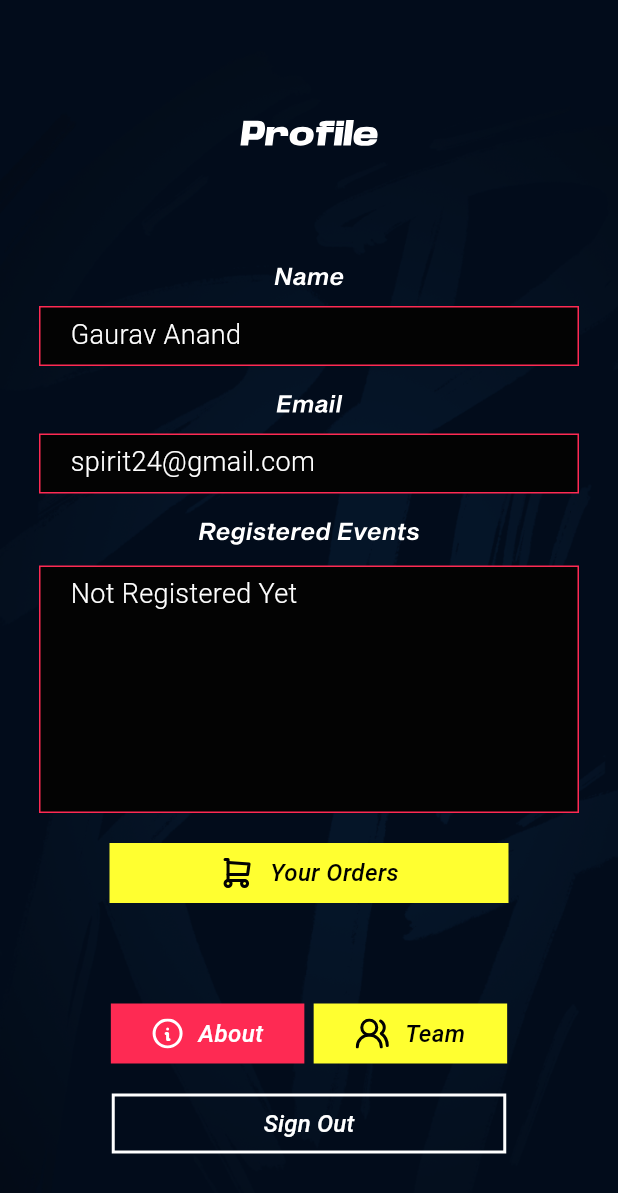
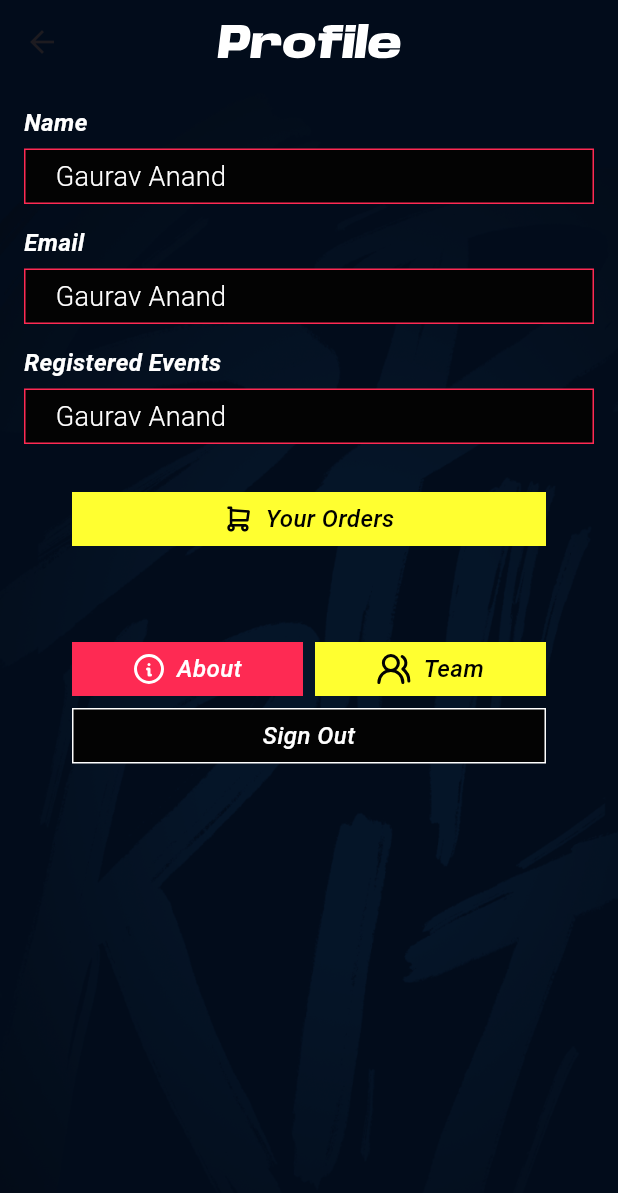
Before and after one commit to Himadri2041/spirit_app_h, a Flutter app: the Profile screen opened directly, on a phone screen of 412 x 824 dp. Shown: the top 1193 px of the screen. Run offline on Flutter 3.47's test engine with Material 3 defaults, Android fonts, the phone set to English and light mode, and no system bars; our stand-ins replace carousel_slider, flutter_svg; Roboto replaces fonts that are missing (Sequel Sans).

Commit message:
profile tab basic ui

```diff
--- a/lib/pages/profile/profile_tab.dart
+++ b/lib/pages/profile/profile_tab.dart
@@ -1,87 +1,218 @@
 import 'package:flutter/material.dart';
 import 'package:flutter_svg/flutter_svg.dart';
-import 'package:spirit_app/pages/profile/widgets/buttons.dart';
 import 'package:spirit_app/utils/assets.dart';
 import 'package:spirit_app/utils/styles/colors.dart';
 import 'package:spirit_app/utils/styles/styles.dart';
 
-class Profile extends StatefulWidget {
+class Profile extends StatelessWidget {
   const Profile({super.key});
 
   @override
-  State<Profile> createState() => _ProfileState();
-}
-
-class _ProfileState extends State<Profile> {
-  @override
   Widget build(BuildContext context) {
+    final size = MediaQuery.sizeOf(context);
     return Scaffold(
       backgroundColor: AppColors.backgroundColor,
-      body: Stack(
+      appBar: AppBar(
+        backgroundColor: AppColors.backgroundColor,
+        title: SvgPicture.asset(Assets.profiletitle, height: 24),
+        centerTitle: true,
+      ),
+      body: SizedBox(
+        height: size.height,
+        child: Stack(
           children: [
             Positioned.fill(
-            child: Image.asset(Assets.backgroundFrame, fit: BoxFit.cover),),
-          Column(
+              child: Image.asset(Assets.backgroundFrame, fit: BoxFit.cover),
+            ),
+            SingleChildScrollView(
+              physics: const BouncingScrollPhysics(),
+              padding: const EdgeInsets.symmetric(horizontal: 16),
+              child: Column(
+                mainAxisAlignment: MainAxisAlignment.start,
+                crossAxisAlignment: CrossAxisAlignment.start,
                 children: [
-              SizedBox(height: 80,),
-              Center(
-                child: SvgPicture.asset(Assets.profiletitle),
+                  const SizedBox(height: 16),
+                  Text(
+                    "Name",
+                    style: AppStyles.m4.copyWith(
+                      fontWeight: FontWeight.w700,
+                      fontStyle: FontStyle.italic,
+                      color: AppColors.white,
                     ),
-              SizedBox(height:80,),
-              SvgPicture.asset(Assets.nametitle),
-              SizedBox(height: 13,),
+                  ),
+                  const SizedBox(height: 8),
                   Container(
-                width: 360,
-                height: 40,
-                decoration:BoxDecoration(
+                    width: double.infinity,
+                    decoration: BoxDecoration(
                       color: AppColors.blank,
-                    border: Border.all(color: AppColors.primaryColor)
+                      border: Border.all(
+                        color: AppColors.primaryColor,
                       ),
-                padding: EdgeInsets.symmetric(vertical: 7,horizontal: 20),
-                child: Text("Gaurav Anand",style: AppStyles.l1.setColor(Colors.white).setFontSize(18),),
                     ),
-              SizedBox(height: 19,),
-              SvgPicture.asset(Assets.emailtitle),
-              SizedBox(height: 13,),
+                    padding: const EdgeInsets.symmetric(
+                      vertical: 7,
+                      horizontal: 20,
+                    ),
+                    child: Text(
+                      "Gaurav Anand",
+                      style: AppStyles.l1.setColor(Colors.white).setFontSize(18),
+                    ),
+                  ),
+                  const SizedBox(height: 16),
+                  Text(
+                    "Email",
+                    style: AppStyles.m4.copyWith(
+                      fontWeight: FontWeight.w700,
+                      fontStyle: FontStyle.italic,
+                      color: AppColors.white,
+                    ),
+                  ),
+                  const SizedBox(height: 8),
                   Container(
-                width: 360,
-                height: 40,
-                decoration:BoxDecoration(
+                    width: double.infinity,
+                    decoration: BoxDecoration(
                       color: AppColors.blank,
-                    border: Border.all(color: AppColors.primaryColor)
+                      border: Border.all(
+                        color: AppColors.primaryColor,
                       ),
-                padding: EdgeInsets.symmetric(vertical: 7,horizontal: 20),
-                child: Text("spirit24@gmail.com",style: AppStyles.l1.setColor(Colors.white).setFontSize(18),),
                     ),
-              SizedBox(height: 19,),
-              SvgPicture.asset(Assets.eventtitle),
-              SizedBox(height: 13,),
+                    padding: const EdgeInsets.symmetric(
+                      vertical: 7,
+                      horizontal: 20,
+                    ),
+                    child: Text(
+                      "Gaurav Anand",
+                      style: AppStyles.l1.setColor(Colors.white).setFontSize(18),
+                    ),
+                  ),
+                  const SizedBox(height: 16),
+                  Text(
+                    "Registered Events",
+                    style: AppStyles.m4.copyWith(
+                      fontWeight: FontWeight.w700,
+                      fontStyle: FontStyle.italic,
+                      color: AppColors.white,
+                    ),
+                  ),
+                  const SizedBox(height: 8),
                   Container(
-                width: 360,
-                height: 165,
-                decoration:BoxDecoration(
+                    width: double.infinity,
+                    decoration: BoxDecoration(
                       color: AppColors.blank,
-                    border: Border.all(color: AppColors.primaryColor)
+                      border: Border.all(
+                        color: AppColors.primaryColor,
                       ),
-                padding: EdgeInsets.symmetric(vertical: 7,horizontal: 20),
-                child: Text("Not Registered Yet",style: AppStyles.l1.setColor(Colors.white).setFontSize(18),),
                     ),
-              SizedBox(height: 20,),
-              Buttons.Orders,
-              SizedBox(height: 67,),
-              Row(
+                    padding: const EdgeInsets.symmetric(
+                      vertical: 7,
+                      horizontal: 20,
+                    ),
+                    child: Text(
+                      "Gaurav Anand",
+                      style: AppStyles.l1.setColor(Colors.white).setFontSize(18),
+                    ),
+                  ),
+                  const SizedBox(height: 32),
+                  Container(
+                    margin: const EdgeInsets.symmetric(horizontal: 32),
+                    padding: const EdgeInsets.symmetric(vertical: 8, horizontal: 16),
+                    decoration: const BoxDecoration(
+                      color: AppColors.secondaryColor,
+                    ),
+                    child: Row(
                       mainAxisAlignment: MainAxisAlignment.center,
                       children: [
-                  Buttons.About,
-                  SizedBox(width: 6.21,),
-                  Buttons.Team
+                        SvgPicture.asset(Assets.blackCart, height: 20),
+                        const SizedBox(width: 8),
+                        Text(
+                          "Your Orders",
+                          style: AppStyles.m4.copyWith(
+                            fontStyle: FontStyle.italic,
+                          ),
+                        ),
                       ],
                     ),
-              SizedBox(height: 16,),
-              Buttons.Signout
+                  ),
+                  const SizedBox(height: 64),
+                  Padding(
+                    padding: const EdgeInsets.symmetric(horizontal: 32),
+                    child: Row(
+                      mainAxisAlignment: MainAxisAlignment.center,
+                      children: [
+                        Expanded(
+                          child: Container(
+                            margin: const EdgeInsets.only(right: 4),
+                            padding: const EdgeInsets.symmetric(vertical: 8, horizontal: 16),
+                            decoration: const BoxDecoration(
+                              color: AppColors.primaryColor,
+                            ),
+                            child: Row(
+                              mainAxisAlignment: MainAxisAlignment.center,
+                              children: [
+                                SvgPicture.asset(Assets.about, height: 20),
+                                const SizedBox(width: 8),
+                                Text(
+                                  "About",
+                                  style: AppStyles.m4.copyWith(
+                                    fontStyle: FontStyle.italic,
+                                    color: AppColors.white,
+                                  ),
+                                ),
                               ],
+                            ),
+                          ),
+                        ),
+                        Expanded(
+                          child: Container(
+                            margin: const EdgeInsets.only(left: 4),
+                            padding: const EdgeInsets.symmetric(vertical: 8, horizontal: 16),
+                            decoration: const BoxDecoration(
+                              color: AppColors.secondaryColor,
+                            ),
+                            child: Row(
+                              mainAxisAlignment: MainAxisAlignment.center,
+                              children: [
+                                SvgPicture.asset(Assets.team, height: 20),
+                                const SizedBox(width: 8),
+                                Text(
+                                  "Team",
+                                  style: AppStyles.m4.copyWith(
+                                    fontStyle: FontStyle.italic,
+                                  ),
+                                ),
+                              ],
+                            ),
+                          ),
                         )
                       ],
+                    ),
+                  ),
+                  const SizedBox(height: 8),
+                  Container(
+                    width: double.infinity,
+                    margin: const EdgeInsets.symmetric(horizontal: 32),
+                    padding: const EdgeInsets.symmetric(vertical: 8, horizontal: 16),
+                    decoration: BoxDecoration(
+                      color: AppColors.blank,
+                      border: Border.all(
+                        color: AppColors.white,
+                      ),
+                    ),
+                    child: Center(
+                      child: Text(
+                        "Sign Out",
+                        style: AppStyles.m4.copyWith(
+                          fontStyle: FontStyle.italic,
+                          color: AppColors.white,
+                        ),
+                      ),
+                    ),
+                  ),
+                ],
+              ),
+            )
+          ],
+        ),
       ),
     );
   }
--- a/lib/pages/profile/widgets/buttons.dart
+++ /dev/null
@@ -1,70 +0,0 @@
-import 'package:flutter/material.dart';
-import 'package:flutter_svg/svg.dart';
-import 'package:spirit_app/utils/assets.dart';
-
-import '../../../utils/styles/colors.dart';
-import '../../../utils/styles/styles.dart';
-class Buttons{
-  static var Signout= OutlinedButton(onPressed: (){},
-  style: OutlinedButton.styleFrom(
-  shape: RoundedRectangleBorder(borderRadius: BorderRadius.zero),
-  side: BorderSide(width: 2,color: Colors.white),
-  ),
-  child: Container(
-  height: 40,
-  width: 215,
-  padding: EdgeInsets.symmetric(vertical: 8,horizontal: 8),
-  child: Center(child: Text("Sign Out",style: AppStyles.b2.setFontSize(16).copyWith(fontStyle :FontStyle.italic)),
-  )));
-  static var Team =GestureDetector(
-      onTap: (){},
-      child: Container(
-        width: 129,
-        height: 40,
-        decoration: BoxDecoration(
-            color: AppColors.secondaryColor
-        ),
-        child: Row(
-          mainAxisAlignment:MainAxisAlignment.center,
-          children: [
-            SvgPicture.asset(Assets.team),
-            SizedBox(width: 10,),
-            Text("Team",style: AppStyles.b2.setColor(Colors.black).setFontSize(16).copyWith(fontStyle :FontStyle.italic))
-          ],
-        ),
-      ));
-      static var About = GestureDetector(
-        onTap: (){},
-        child: Container(
-        width: 129,
-        height: 40,
-        decoration: BoxDecoration(
-            color: AppColors.primaryColor
-        ),
-        child: Row(
-          mainAxisAlignment:MainAxisAlignment.center,
-          children: [
-            SvgPicture.asset(Assets.about),
-            SizedBox(width: 10,),
-            Text("About",style: AppStyles.b2.setFontSize(16).copyWith(fontStyle :FontStyle.italic))
-          ],
-        ),
-      ));
-      static var  Orders = GestureDetector(
-          onTap: (){},
-          child: Container(
-            width: 266,
-            height: 40,
-            decoration: BoxDecoration(
-                color: AppColors.secondaryColor
-            ),
-            child: Row(
-              mainAxisAlignment:MainAxisAlignment.center,
-              children: [
-                SvgPicture.asset(Assets.black_cart),
-                SizedBox(width: 10,),
-                Text("Your Orders",style: AppStyles.b2.setColor(Colors.black).setFontSize(16).copyWith(fontStyle :FontStyle.italic))
-              ],
-            ),
-          ));
-}
--- a/lib/utils/assets.dart
+++ b/lib/utils/assets.dart
@@ -11,12 +11,9 @@ class Assets {
   static const nov1 = '$iconPath/Nov 1.png';
   static const humorNight = '$iconPath/humor_night.svg';
   static const about = '$iconPath/about.svg';
-  static const black_cart = '$iconPath/cart_black.svg';
+  static const blackCart = '$iconPath/cart_black.svg';
   static const team = '$iconPath/team.svg';
-  static const nametitle = '$iconPath/name_title.svg';
   static const profiletitle = '$iconPath/profile_title.svg';
-  static const emailtitle = '$iconPath/email_title.svg';
-  static const eventtitle = '$iconPath/registeredEvents_title.svg';
 
   // tab icons
   static const home = '$iconPath/home.svg';
@@ -25,7 +22,6 @@ class Assets {
   static const merch = '$iconPath/tee.svg';
   static const profile = '$iconPath/profile.svg';
   static const spiritLogo = '$iconPath/spirit_logo.svg';
-
 
   // images
   static const backgroundFrame = '$imagePath/background_frame.png';
```
Also changed, not shown: assets/icons/email_title.svg (deleted), assets/icons/name_title.svg (deleted), assets/icons/registeredEvents_title.svg (deleted). Lines whose indentation alone changed are shown as unchanged.
